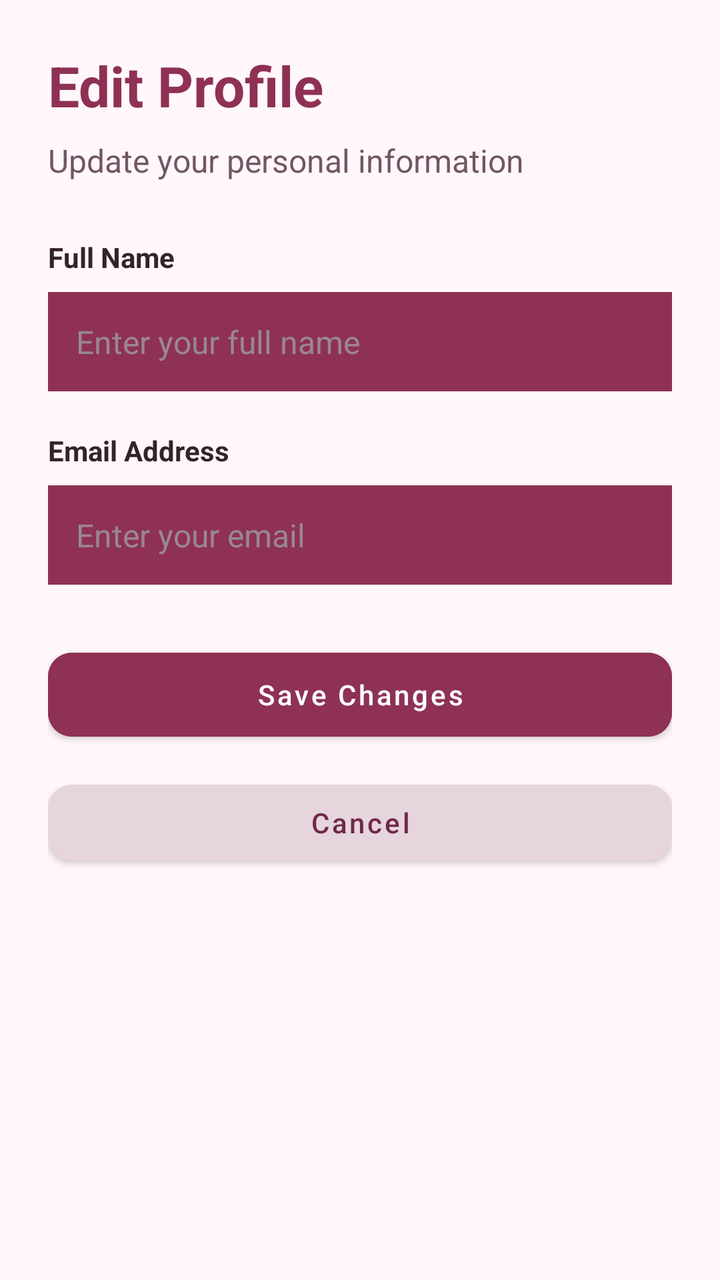
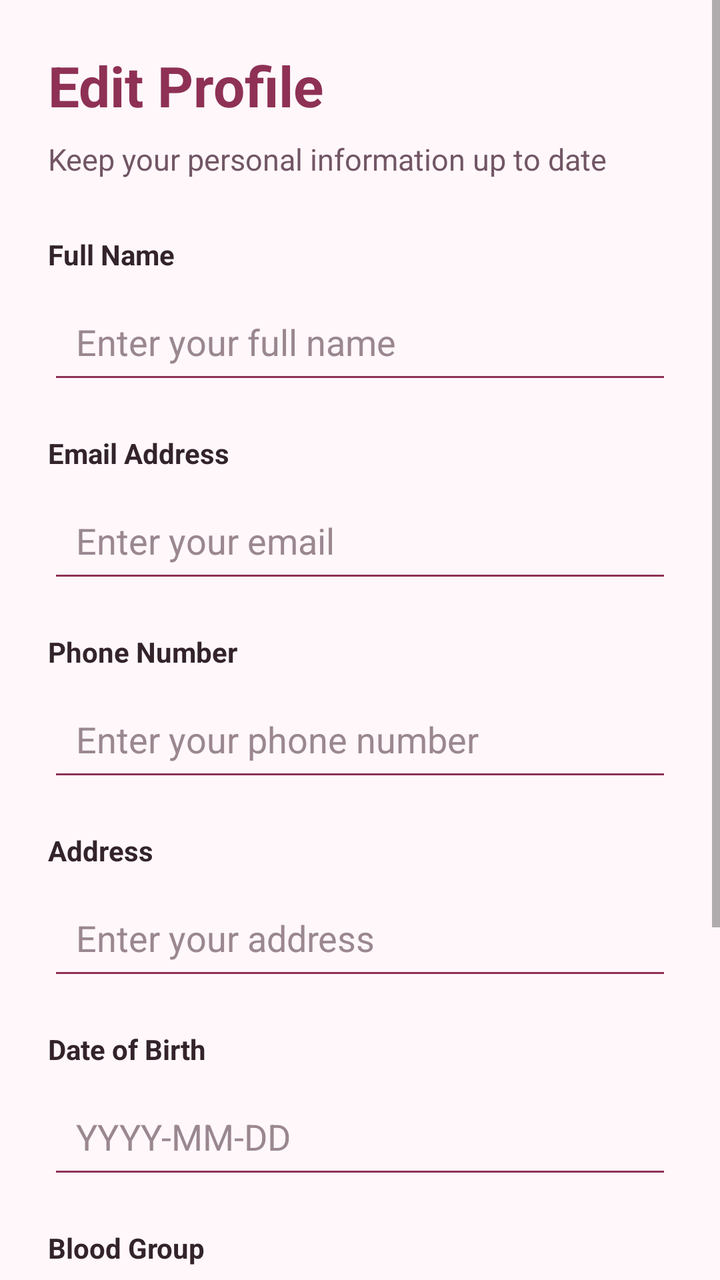

Before-and-after screenshots of an Android layout around one commit, followed by the original layout XML and the change that was made.
<!-- AndroidManifest.xml: application theme Theme.SafeHer -->
<!-- res/layout/activity_edit_profile.xml -->
<?xml version="1.0" encoding="utf-8"?>
<androidx.constraintlayout.widget.ConstraintLayout
    xmlns:android="http://schemas.android.com/apk/res/android"
    xmlns:app="http://schemas.android.com/apk/res-auto"
    android:layout_width="match_parent"
    android:layout_height="match_parent"
    android:background="#FFF7FA"
    android:padding="24dp">

    <TextView
        android:id="@+id/editProfileTitle"
        android:layout_width="0dp"
        android:layout_height="wrap_content"
        android:text="Edit Profile"
        android:textColor="#8E3155"
        android:textSize="28sp"
        android:textStyle="bold"
        app:layout_constraintTop_toTopOf="parent"
        app:layout_constraintStart_toStartOf="parent"
        app:layout_constraintEnd_toEndOf="parent"/>

    <TextView
        android:id="@+id/editProfileSubtitle"
        android:layout_width="0dp"
        android:layout_height="wrap_content"
        android:layout_marginTop="8dp"
        android:text="Update your personal information"
        android:textColor="#725665"
        android:textSize="16sp"
        app:layout_constraintTop_toBottomOf="@id/editProfileTitle"
        app:layout_constraintStart_toStartOf="parent"
        app:layout_constraintEnd_toEndOf="parent"/>

    <TextView
        android:id="@+id/nameLabel"
        android:layout_width="0dp"
        android:layout_height="wrap_content"
        android:layout_marginTop="28dp"
        android:text="Full Name"
        android:textColor="#33232B"
        android:textStyle="bold"
        app:layout_constraintTop_toBottomOf="@id/editProfileSubtitle"
        app:layout_constraintStart_toStartOf="parent"
        app:layout_constraintEnd_toEndOf="parent"/>

    <EditText
        android:id="@+id/editNameInput"
        android:layout_width="0dp"
        android:layout_height="wrap_content"
        android:layout_marginTop="8dp"
        android:backgroundTint="#8E3155"
        android:background="#FFFFFF"
        android:hint="Enter your full name"
        android:inputType="textCapWords|textPersonName"
        android:singleLine="true"
        android:padding="14dp"
        android:textColor="#33232B"
        android:textColorHint="#9A8790"
        android:textSize="16sp"
        app:layout_constraintTop_toBottomOf="@id/nameLabel"
        app:layout_constraintStart_toStartOf="parent"
        app:layout_constraintEnd_toEndOf="parent"/>

    <TextView
        android:id="@+id/emailLabel"
        android:layout_width="0dp"
        android:layout_height="wrap_content"
        android:layout_marginTop="20dp"
        android:text="Email Address"
        android:textColor="#33232B"
        android:textStyle="bold"
        app:layout_constraintTop_toBottomOf="@id/editNameInput"
        app:layout_constraintStart_toStartOf="parent"
        app:layout_constraintEnd_toEndOf="parent"/>

    <EditText
        android:id="@+id/editEmailInput"
        android:layout_width="0dp"
        android:layout_height="wrap_content"
        android:layout_marginTop="8dp"
        android:background="#FFFFFF"
        android:backgroundTint="#8E3155"
        android:hint="Enter your email"
        android:inputType="textEmailAddress"
        android:singleLine="true"
        android:padding="14dp"
        android:textColor="#33232B"
        android:textColorHint="#9A8790"
        android:textSize="16sp"
        app:layout_constraintTop_toBottomOf="@id/emailLabel"
        app:layout_constraintStart_toStartOf="parent"
        app:layout_constraintEnd_toEndOf="parent"/>

    <Button
        android:id="@+id/saveProfileButton"
        android:layout_width="0dp"
        android:layout_height="54dp"
        android:layout_marginTop="28dp"
        android:backgroundTint="#8E3155"
        android:text="Save Changes"
        android:textAllCaps="false"
        android:textColor="#FFFFFF"
        app:cornerRadius="12dp"
        app:layout_constraintTop_toBottomOf="@id/editEmailInput"
        app:layout_constraintStart_toStartOf="parent"
        app:layout_constraintEnd_toEndOf="parent"/>

    <Button
        android:id="@+id/cancelEditButton"
        android:layout_width="0dp"
        android:layout_height="50dp"
        android:layout_marginTop="12dp"
        android:backgroundTint="#E7D5DE"
        android:text="Cancel"
        android:textAllCaps="false"
        android:textColor="#6F2947"
        app:cornerRadius="12dp"
        app:layout_constraintTop_toBottomOf="@id/saveProfileButton"
        app:layout_constraintStart_toStartOf="parent"
        app:layout_constraintEnd_toEndOf="parent"/>

</androidx.constraintlayout.widget.ConstraintLayout>
<!-- resources referenced by this layout -->
<resources>
  <style name="Theme.SafeHer" parent="Theme.MaterialComponents.DayNight.DarkActionBar">
          
          <item name="colorPrimary">@color/purple_500</item>
          <item name="colorPrimaryVariant">@color/purple_700</item>
          <item name="colorOnPrimary">@color/white</item>
          
          <item name="colorSecondary">@color/teal_200</item>
          <item name="colorSecondaryVariant">@color/teal_700</item>
          <item name="colorOnSecondary">@color/black</item>
          
          <item name="android:statusBarColor">?attr/colorPrimaryVariant</item>
          
      </style>
  <color name="purple_500">#FF6200EE</color>
  <color name="purple_700">#FF3700B3</color>
  <color name="white">#FFFFFFFF</color>
  <color name="teal_200">#FF03DAC5</color>
  <color name="teal_700">#FF018786</color>
  <color name="black">#FF000000</color>
</resources>

<!-- the commit's change to res/layout/activity_edit_profile.xml (unified diff, before → after) -->
@@ -1,122 +1,192 @@
 <?xml version="1.0" encoding="utf-8"?>
-<androidx.constraintlayout.widget.ConstraintLayout
+<ScrollView
     xmlns:android="http://schemas.android.com/apk/res/android"
     xmlns:app="http://schemas.android.com/apk/res-auto"
     android:layout_width="match_parent"
     android:layout_height="match_parent"
     android:background="#FFF7FA"
-    android:padding="24dp">
+    android:fillViewport="true">
 
-    <TextView
-        android:id="@+id/editProfileTitle"
-        android:layout_width="0dp"
+    <LinearLayout
+        android:layout_width="match_parent"
         android:layout_height="wrap_content"
-        android:text="Edit Profile"
-        android:textColor="#8E3155"
-        android:textSize="28sp"
-        android:textStyle="bold"
-        app:layout_constraintTop_toTopOf="parent"
-        app:layout_constraintStart_toStartOf="parent"
-        app:layout_constraintEnd_toEndOf="parent"/>
+        android:orientation="vertical"
+        android:padding="24dp">
 
-    <TextView
-        android:id="@+id/editProfileSubtitle"
-        android:layout_width="0dp"
-        android:layout_height="wrap_content"
-        android:layout_marginTop="8dp"
-        android:text="Update your personal information"
-        android:textColor="#725665"
-        android:textSize="16sp"
-        app:layout_constraintTop_toBottomOf="@id/editProfileTitle"
-        app:layout_constraintStart_toStartOf="parent"
-        app:layout_constraintEnd_toEndOf="parent"/>
+        <TextView
+            android:layout_width="match_parent"
+            android:layout_height="wrap_content"
+            android:text="Edit Profile"
+            android:textColor="#8E3155"
+            android:textSize="28sp"
+            android:textStyle="bold"/>
 
-    <TextView
-        android:id="@+id/nameLabel"
-        android:layout_width="0dp"
-        android:layout_height="wrap_content"
-        android:layout_marginTop="28dp"
-        android:text="Full Name"
-        android:textColor="#33232B"
-        android:textStyle="bold"
-        app:layout_constraintTop_toBottomOf="@id/editProfileSubtitle"
-        app:layout_constraintStart_toStartOf="parent"
-        app:layout_constraintEnd_toEndOf="parent"/>
+        <TextView
+            android:layout_width="match_parent"
+            android:layout_height="wrap_content"
+            android:layout_marginTop="8dp"
+            android:text="Keep your personal information up to date"
+            android:textColor="#725665"
+            android:textSize="15sp"/>
 
-    <EditText
-        android:id="@+id/editNameInput"
-        android:layout_width="0dp"
-        android:layout_height="wrap_content"
-        android:layout_marginTop="8dp"
-        android:backgroundTint="#8E3155"
-        android:background="#FFFFFF"
-        android:hint="Enter your full name"
-        android:inputType="textCapWords|textPersonName"
-        android:singleLine="true"
-        android:padding="14dp"
-        android:textColor="#33232B"
-        android:textColorHint="#9A8790"
-        android:textSize="16sp"
-        app:layout_constraintTop_toBottomOf="@id/nameLabel"
-        app:layout_constraintStart_toStartOf="parent"
-        app:layout_constraintEnd_toEndOf="parent"/>
+        
+        <TextView
+            android:layout_width="match_parent"
+            android:layout_height="wrap_content"
+            android:layout_marginTop="28dp"
+            android:text="Full Name"
+            android:textColor="#33232B"
+            android:textStyle="bold"/>
 
-    <TextView
-        android:id="@+id/emailLabel"
-        android:layout_width="0dp"
-        android:layout_height="wrap_content"
-        android:layout_marginTop="20dp"
-        android:text="Email Address"
-        android:textColor="#33232B"
-        android:textStyle="bold"
-        app:layout_constraintTop_toBottomOf="@id/editNameInput"
-        app:layout_constraintStart_toStartOf="parent"
-        app:layout_constraintEnd_toEndOf="parent"/>
+        <EditText
+            android:id="@+id/editNameInput"
+            android:layout_width="match_parent"
+            android:layout_height="wrap_content"
+            android:layout_marginTop="8dp"
+            android:backgroundTint="#8E3155"
+            android:hint="Enter your full name"
+            android:inputType="textCapWords|textPersonName"
+            android:padding="14dp"
+            android:singleLine="true"
+            android:textColor="#33232B"
+            android:textColorHint="#9A8790"/>
 
-    <EditText
-        android:id="@+id/editEmailInput"
-        android:layout_width="0dp"
-        android:layout_height="wrap_content"
-        android:layout_marginTop="8dp"
-        android:background="#FFFFFF"
-        android:backgroundTint="#8E3155"
-        android:hint="Enter your email"
-        android:inputType="textEmailAddress"
-        android:singleLine="true"
-        android:padding="14dp"
-        android:textColor="#33232B"
-        android:textColorHint="#9A8790"
-        android:textSize="16sp"
-        app:layout_constraintTop_toBottomOf="@id/emailLabel"
-        app:layout_constraintStart_toStartOf="parent"
-        app:layout_constraintEnd_toEndOf="parent"/>
+        
+        <TextView
+            android:layout_width="match_parent"
+            android:layout_height="wrap_content"
+            android:layout_marginTop="20dp"
+            android:text="Email Address"
+            android:textColor="#33232B"
+            android:textStyle="bold"/>
 
-    <Button
-        android:id="@+id/saveProfileButton"
-        android:layout_width="0dp"
-        android:layout_height="54dp"
-        android:layout_marginTop="28dp"
-        android:backgroundTint="#8E3155"
-        android:text="Save Changes"
-        android:textAllCaps="false"
-        android:textColor="#FFFFFF"
-        app:cornerRadius="12dp"
-        app:layout_constraintTop_toBottomOf="@id/editEmailInput"
-        app:layout_constraintStart_toStartOf="parent"
-        app:layout_constraintEnd_toEndOf="parent"/>
+        <EditText
+            android:id="@+id/editEmailInput"
+            android:layout_width="match_parent"
+            android:layout_height="wrap_content"
+            android:layout_marginTop="8dp"
+            android:backgroundTint="#8E3155"
+            android:hint="Enter your email"
+            android:inputType="textEmailAddress"
+            android:padding="14dp"
+            android:singleLine="true"
+            android:textColor="#33232B"
+            android:textColorHint="#9A8790"/>
 
-    <Button
-        android:id="@+id/cancelEditButton"
-        android:layout_width="0dp"
-        android:layout_height="50dp"
-        android:layout_marginTop="12dp"
-        android:backgroundTint="#E7D5DE"
-        android:text="Cancel"
-        android:textAllCaps="false"
-        android:textColor="#6F2947"
-        app:cornerRadius="12dp"
-        app:layout_constraintTop_toBottomOf="@id/saveProfileButton"
-        app:layout_constraintStart_toStartOf="parent"
-        app:layout_constraintEnd_toEndOf="parent"/>
+        
+        <TextView
+            android:layout_width="match_parent"
+            android:layout_height="wrap_content"
+            android:layout_marginTop="20dp"
+            android:text="Phone Number"
+            android:textColor="#33232B"
+            android:textStyle="bold"/>
 
-</androidx.constraintlayout.widget.ConstraintLayout>
+        <EditText
+            android:id="@+id/editPhoneInput"
+            android:layout_width="match_parent"
+            android:layout_height="wrap_content"
+            android:layout_marginTop="8dp"
+            android:backgroundTint="#8E3155"
+            android:hint="Enter your phone number"
+            android:inputType="phone"
+            android:padding="14dp"
+            android:singleLine="true"
+            android:textColor="#33232B"
+            android:textColorHint="#9A8790"/>
+
+        
+        <TextView
+            android:layout_width="match_parent"
+            android:layout_height="wrap_content"
+            android:layout_marginTop="20dp"
+            android:text="Address"
+            android:textColor="#33232B"
+            android:textStyle="bold"/>
+
+        <EditText
+            android:id="@+id/editAddressInput"
+            android:layout_width="match_parent"
+            android:layout_height="wrap_content"
+            android:layout_marginTop="8dp"
+            android:backgroundTint="#8E3155"
+            android:hint="Enter your address"
+            android:inputType="textCapSentences|textPostalAddress"
+            android:minLines="2"
+            android:gravity="top"
+            android:padding="14dp"
+            android:textColor="#33232B"
+            android:textColorHint="#9A8790"/>
+
+        
+        <TextView
+            android:layout_width="match_parent"
+            android:layout_height="wrap_content"
+            android:layout_marginTop="20dp"
+            android:text="Date of Birth"
+            android:textColor="#33232B"
+            android:textStyle="bold"/>
+
+        <EditText
+            android:id="@+id/editDobInput"
+            android:layout_width="match_parent"
+            android:layout_height="wrap_content"
+            android:layout_marginTop="8dp"
+            android:backgroundTint="#8E3155"
+            android:hint="YYYY-MM-DD"
+            android:inputType="date"
+            android:padding="14dp"
+            android:singleLine="true"
+            android:textColor="#33232B"
+            android:textColorHint="#9A8790"/>
+
+        
+        <TextView
+            android:layout_width="match_parent"
+            android:layout_height="wrap_content"
+            android:layout_marginTop="20dp"
+            android:text="Blood Group"
+            android:textColor="#33232B"
+            android:textStyle="bold"/>
+
+        <EditText
+            android:id="@+id/editBloodGroupInput"
+            android:layout_width="match_parent"
+            android:layout_height="wrap_content"
+            android:layout_marginTop="8dp"
+            android:backgroundTint="#8E3155"
+            android:hint="Example: A+, B+, O-"
+            android:inputType="textCapCharacters"
+            android:padding="14dp"
+            android:singleLine="true"
+            android:textColor="#33232B"
+            android:textColorHint="#9A8790"/>
+
+        
+        <Button
+            android:id="@+id/saveProfileButton"
+            android:layout_width="match_parent"
+            android:layout_height="54dp"
+            android:layout_marginTop="30dp"
+            android:backgroundTint="#8E3155"
+            android:text="Save Changes"
+            android:textAllCaps="false"
+            android:textColor="#FFFFFF"
+            app:cornerRadius="12dp"/>
+
+        
+        <Button
+            android:id="@+id/cancelEditButton"
+            android:layout_width="match_parent"
+            android:layout_height="50dp"
+            android:layout_marginTop="12dp"
+            android:layout_marginBottom="20dp"
+            android:backgroundTint="#E7D5DE"
+            android:text="Cancel"
+            android:textAllCaps="false"
+            android:textColor="#6F2947"
+            app:cornerRadius="12dp"/>
+
+    </LinearLayout>
+
+</ScrollView>
